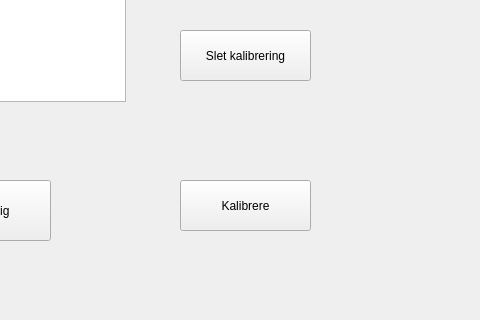
Before: the Qt Designer form Qt/KameraKalibrering/kalibrering.ui in fjederholdt/Afgangsprojekt, drawn with Qt 5; both pictures show x 160 to 640 and y 140 to 460 of the 640 by 460 pixel window.
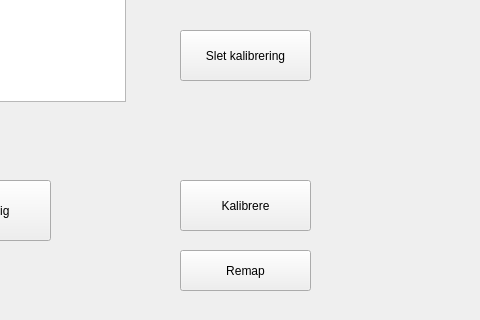
After: the same form once the commit is applied.

Patch:
```diff
--- a/Qt/KameraKalibrering/kalibrering.ui
+++ b/Qt/KameraKalibrering/kalibrering.ui
@@ -75,6 +75,19 @@
     <string>Kalibrere</string>
    </property>
   </widget>
+  <widget class="QPushButton" name="pushButton">
+   <property name="geometry">
+    <rect>
+     <x>340</x>
+     <y>390</y>
+     <width>131</width>
+     <height>41</height>
+    </rect>
+   </property>
+   <property name="text">
+    <string>Remap</string>
+   </property>
+  </widget>
  </widget>
  <resources/>
  <connections/>
```
